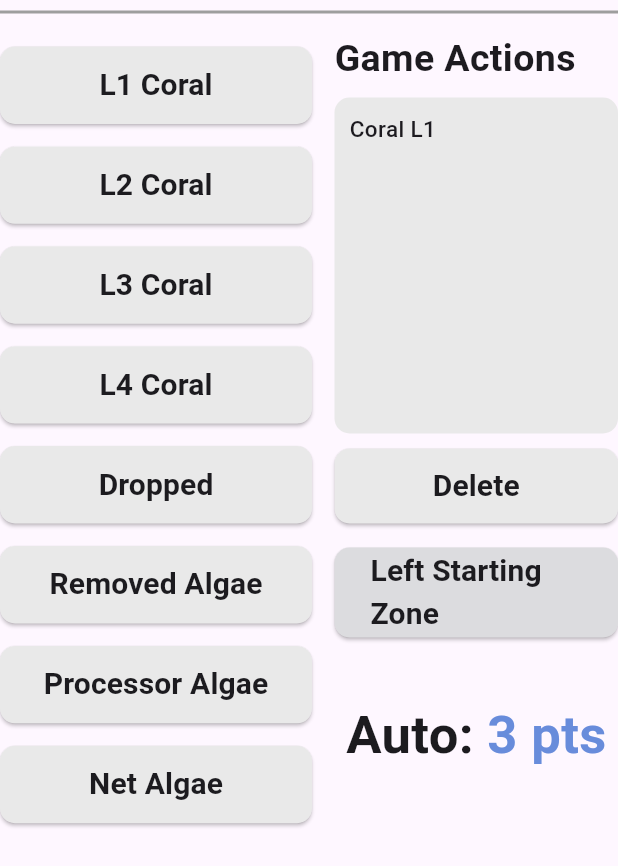
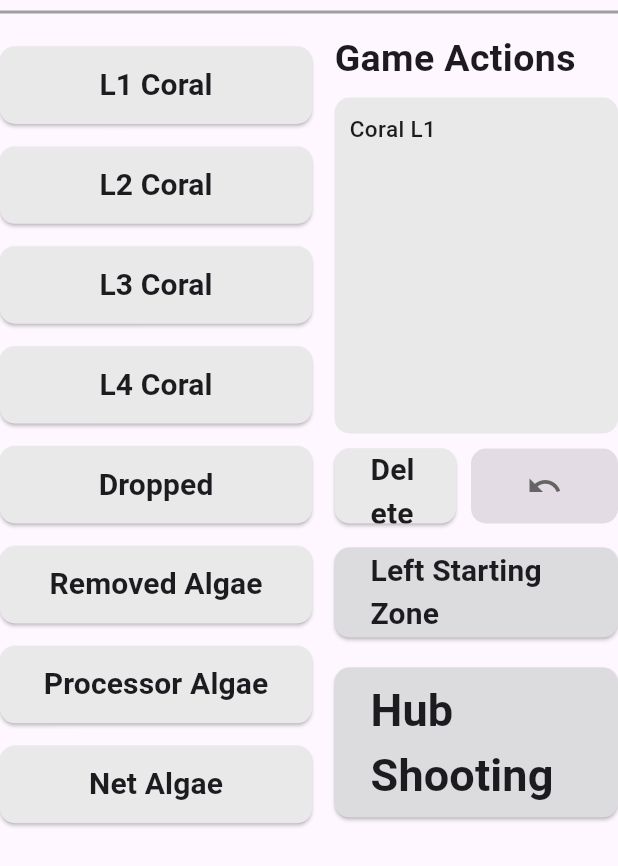
Before and after one commit to team3082/CluckScout, a Flutter app: the AutoScreen widget shown alone on an empty page, opened directly, after a tap on "L1 Coral", on a phone screen of 412 x 824 dp. Shown: the top 866 px of the screen. Run offline on Flutter 3.47's test engine with Material 3 defaults, Android fonts, the phone set to English and light mode, and no system bars; our stand-ins replace shared_preferences, sqflite; missing offline and left inert: dart:ffi; accounts and stored records are empty.

Commit message:
Added hubshooting times

```diff
--- a/lib/model/data/match_data.dart
+++ b/lib/model/data/match_data.dart
@@ -22,6 +22,9 @@ class MatchData {
   // Auto Booleans
   final bool autoLeave;
 
+  // Auto Hub Shooting
+  final double autoHubShootingTime;
+
   // Teleop Coral
   final int teleopCoralL1;
   final int teleopCoralL2;
@@ -33,6 +36,9 @@ class MatchData {
   final int teleopProcessorAlgae;
   final int teleopNetAlgae;
   final int teleopAlgaeRemoved;
+
+  // Teleop Hub Shooting
+  final double teleopHubShootingTime;
 
   // Teleop Booleans
   final EndStatus endStatus;
@@ -57,6 +63,7 @@ class MatchData {
     required this.autoProcessorAlgae,
     required this.autoAlgaeRemoved,
     required this.autoLeave,
+    required this.autoHubShootingTime,
     required this.teleopCoralL1,
     required this.teleopCoralL2,
     required this.teleopCoralL3,
@@ -65,6 +72,7 @@ class MatchData {
     required this.teleopNetAlgae,
     required this.teleopProcessorAlgae,
     required this.teleopAlgaeRemoved,
+    required this.teleopHubShootingTime,
     required this.endStatus,
     required this.disabled,
     required this.defenseRank,
@@ -91,6 +99,8 @@ class MatchData {
       'auto_algae_removed': autoAlgaeRemoved,
       // Auto Booleans
       'auto_leave': autoLeave ? 1 : 0,
+      // Auto Hub Shooting
+      'auto_hub_shooting_time': autoHubShootingTime,
       // Teleop Coral
       'teleop_coral_L1': teleopCoralL1,
       'teleop_coral_L2': teleopCoralL2,
@@ -101,6 +111,8 @@ class MatchData {
       'teleop_processor_algae': teleopProcessorAlgae,
       'teleop_net_algae': teleopNetAlgae,
       'teleop_algae_removed': teleopAlgaeRemoved,
+      // Teleop Hub Shooting
+      'teleop_hub_shooting_time': teleopHubShootingTime,
       // Teleop Booleans
       'end_none': endStatus == EndStatus.none ? 1 : 0,
       'end_park': endStatus == EndStatus.park ? 1 : 0,
@@ -134,6 +146,8 @@ class MatchData {
       autoAlgaeRemoved: map['auto_algae_removed'],
       // Auto Booleans
       autoLeave: map['auto_leave'] == 1,
+      // Auto Hub Shooting
+      autoHubShootingTime: (map['auto_hub_shooting_time'] ?? 0.0).toDouble(),
       // Teleop Coral
       teleopCoralL1: map['teleop_coral_L1'],
       teleopCoralL2: map['teleop_coral_L2'],
@@ -144,6 +158,8 @@ class MatchData {
       teleopNetAlgae: map['teleop_net_algae'],
       teleopProcessorAlgae: map['teleop_processor_algae'],
       teleopAlgaeRemoved: map['teleop_algae_removed'],
+      // Teleop Hub Shooting
+      teleopHubShootingTime: (map['teleop_hub_shooting_time'] ?? 0.0).toDouble(),
       // Teleop Booleans
       endStatus: map['end_deep'] == 1
           ? EndStatus.deepCage
--- a/lib/model/enums.dart
+++ b/lib/model/enums.dart
@@ -7,6 +7,7 @@ enum ActionType {
   processorAlgae,
   removeAlgae,
   dropped,
+  hubShooting,
 }
 
 enum EndStatus {
--- a/lib/providers/match_scouting_provider.dart
+++ b/lib/providers/match_scouting_provider.dart
@@ -1,3 +1,4 @@
+import 'dart:async';
 import 'package:flutter/material.dart';
 import 'package:cluck_scout/model/app_preferences.dart';
 import 'package:cluck_scout/model/enums.dart';
@@ -16,11 +17,13 @@ class MatchScoutingProvider extends ChangeNotifier {
 
   // Auto Actions
   List<ActionType> autoActions = List<ActionType>.empty(growable: true);
+  List<double?> autoActionTimes = List<double?>.empty(growable: true);
   bool autoLeave;
   int autoScore;
 
   // Teleop Actions
   List<ActionType> teleopActions = List<ActionType>.empty(growable: true);
+  List<double?> teleopActionTimes = List<double?>.empty(growable: true);
   int teleopScore;
   EndStatus endStatus;
 
@@ -30,6 +33,36 @@ class MatchScoutingProvider extends ChangeNotifier {
   int drivingRank;
   int defenseTeamNumber;
   String notes;
+
+  // Auto Hub Shooting Fields
+  Timer? autoTicker;
+  bool autoHubShooting = false;
+  DateTime autoLastTime = DateTime.now();
+
+  // Teleop Hub Shooting Fields
+  Timer? teleopTicker;
+  bool teleopHubShooting = false;
+  DateTime teleopLastTime = DateTime.now();
+
+  /// current auto hub shooting time to display (includes running segment)
+  double get autoDisplayedTime {
+    if (autoHubShooting) {
+      final elapsed =
+          DateTime.now().difference(autoLastTime).inMilliseconds / 1000;
+      return elapsed;
+    }
+    return 0.0;
+  }
+
+  /// current teleop hub shooting time to display (includes running segment)
+  double get teleopDisplayedTime {
+    if (teleopHubShooting) {
+      final elapsed =
+          DateTime.now().difference(teleopLastTime).inMilliseconds / 1000;
+      return elapsed;
+    }
+    return 0.0;
+  }
 
   MatchScoutingProvider({
     this.tabIndex = 0,
@@ -96,6 +129,7 @@ class MatchScoutingProvider extends ChangeNotifier {
         ActionType.processorAlgae,
       ),
       autoLeave: autoLeave,
+      autoHubShootingTime: _calculateHubShootingTime(autoActions, autoActionTimes),
       teleopCoralL1: _countOccurrences(
         teleopActions,
         ActionType.coralL1,
@@ -128,6 +162,7 @@ class MatchScoutingProvider extends ChangeNotifier {
         teleopActions,
         ActionType.removeAlgae,
       ),
+      teleopHubShootingTime: _calculateHubShootingTime(teleopActions, teleopActionTimes),
       endStatus: endStatus,
       disabled: disabled,
       defenseRank: defenseRank,
@@ -138,6 +173,16 @@ class MatchScoutingProvider extends ChangeNotifier {
 
   int _countOccurrences(List<ActionType> actions, ActionType action) {
     return actions.where((currentAction) => currentAction == action).length;
+  }
+
+  double _calculateHubShootingTime(List<ActionType> actions, List<double?> times) {
+    double total = 0;
+    for (int i = 0; i < actions.length; i++) {
+      if (actions[i] == ActionType.hubShooting && times[i] != null) {
+        total += times[i]!;
+      }
+    }
+    return total;
   }
 
   void _updateAutoScore() {
@@ -169,12 +214,22 @@ class MatchScoutingProvider extends ChangeNotifier {
     teamNumber = 0;
 
     autoActions.clear();
+    autoActionTimes.clear();
     autoLeave = false;
     autoScore = 0;
 
+    // Reset auto hub shooting
+    autoTicker?.cancel();
+    autoHubShooting = false;
+
     teleopActions.clear();
+    teleopActionTimes.clear();
     endStatus = EndStatus.none;
     teleopScore = 0;
+
+    // Reset teleop hub shooting
+    teleopTicker?.cancel();
+    teleopHubShooting = false;
 
     disabled = Disabled.None;
     defenseRank = 0;
@@ -182,14 +237,16 @@ class MatchScoutingProvider extends ChangeNotifier {
     notes = '';
   }
 
-  void addAutoAction(ActionType action) {
+  void addAutoAction(ActionType action, [double? time]) {
     autoActions.add(action);
+    autoActionTimes.add(time);
     _updateAutoScore();
     notifyListeners();
   }
 
-  void addTeleopAction(ActionType action) {
+  void addTeleopAction(ActionType action, [double? time]) {
     teleopActions.add(action);
+    teleopActionTimes.add(time);
     _updateTeleopScore();
     notifyListeners();
   }
@@ -200,6 +257,53 @@ class MatchScoutingProvider extends ChangeNotifier {
 
   String getTeleopActionString() {
     return _getActionString(teleopActions);
+  }
+
+  String getAutoActionWithHubString() {
+    List<String> items = [];
+    for (int i = 0; i < autoActions.length; i++) {
+      if (autoActions[i] == ActionType.hubShooting && autoActionTimes[i] != null) {
+        items.add("Hub Shooting: ${autoActionTimes[i]!.toStringAsFixed(1)}s");
+      } else {
+        items.add(_getActionName(autoActions[i]));
+      }
+    }
+    return items.join(', ');
+  }
+
+  String getTeleopActionWithHubString() {
+    List<String> items = [];
+    for (int i = 0; i < teleopActions.length; i++) {
+      if (teleopActions[i] == ActionType.hubShooting && teleopActionTimes[i] != null) {
+        items.add("Hub Shooting: ${teleopActionTimes[i]!.toStringAsFixed(1)}s");
+      } else {
+        items.add(_getActionName(teleopActions[i]));
+      }
+    }
+    return items.join(', ');
+  }
+
+  String _getActionName(ActionType action) {
+    switch (action) {
+      case ActionType.coralL1:
+        return "Coral L1";
+      case ActionType.coralL2:
+        return "Coral L2";
+      case ActionType.coralL3:
+        return "Coral L3";
+      case ActionType.coralL4:
+        return "Coral L4";
+      case ActionType.dropped:
+        return "Dropped";
+      case ActionType.netAlgae:
+        return "Net Algae";
+      case ActionType.processorAlgae:
+        return "Processor Algae";
+      case ActionType.removeAlgae:
+        return "Removed Algae";
+      case ActionType.hubShooting:
+        return "Hub Shooting";
+    }
   }
 
   String _getActionString(List<ActionType> actionTypes) {
@@ -222,6 +326,8 @@ class MatchScoutingProvider extends ChangeNotifier {
               return "Processor Algae";
             case ActionType.removeAlgae:
               return "Removed Algae";
+            case ActionType.hubShooting:
+              return "Hub Shooting";
           }
         })
         .toList()
@@ -237,10 +343,35 @@ class MatchScoutingProvider extends ChangeNotifier {
   void removeAutoAction() {
     if (autoActions.isNotEmpty) {
       autoActions.removeLast();
+      autoActionTimes.removeLast();
       _updateAutoScore();
       notifyListeners();
     }
   }
+
+  // Tracks deleted actions for undo
+  List<ActionType> _deletedAutoActions = [];
+  List<double?> _deletedAutoActionTimes = [];
+
+  void removeLastAutoItem() {
+    if (autoActions.isNotEmpty) {
+      _deletedAutoActions.add(autoActions.removeLast());
+      _deletedAutoActionTimes.add(autoActionTimes.removeLast());
+      _updateAutoScore();
+      notifyListeners();
+    }
+  }
+
+  void undoLastAutoDelete() {
+    if (_deletedAutoActions.isNotEmpty) {
+      autoActions.add(_deletedAutoActions.removeLast());
+      autoActionTimes.add(_deletedAutoActionTimes.removeLast());
+      _updateAutoScore();
+      notifyListeners();
+    }
+  }
+
+  bool get hasAutoDeletedItems => _deletedAutoActions.isNotEmpty;
 
   void setAutoLeave(bool bool) {
     autoLeave = bool;
@@ -308,10 +439,35 @@ class MatchScoutingProvider extends ChangeNotifier {
   void removeTeleopAction() {
     if (teleopActions.isNotEmpty) {
       teleopActions.removeLast();
+      teleopActionTimes.removeLast();
       _updateTeleopScore();
       notifyListeners();
     }
   }
+
+  // Tracks deleted actions for undo
+  List<ActionType> _deletedTeleopActions = [];
+  List<double?> _deletedTeleopActionTimes = [];
+
+  void removeLastTeleopItem() {
+    if (teleopActions.isNotEmpty) {
+      _deletedTeleopActions.add(teleopActions.removeLast());
+      _deletedTeleopActionTimes.add(teleopActionTimes.removeLast());
+      _updateTeleopScore();
+      notifyListeners();
+    }
+  }
+
+  void undoLastTeleopDelete() {
+    if (_deletedTeleopActions.isNotEmpty) {
+      teleopActions.add(_deletedTeleopActions.removeLast());
+      teleopActionTimes.add(_deletedTeleopActionTimes.removeLast());
+      _updateTeleopScore();
+      notifyListeners();
+    }
+  }
+
+  bool get hasTeleopDeletedItems => _deletedTeleopActions.isNotEmpty;
 
   void setEndStatus(EndStatus endStatus) {
     this.endStatus = endStatus;
@@ -337,4 +493,55 @@ class MatchScoutingProvider extends ChangeNotifier {
     drivingRank = value;
     notifyListeners();
   }
+
+  @override
+  void dispose() {
+    autoTicker?.cancel();
+    teleopTicker?.cancel();
+    super.dispose();
+  }
+
+  // Auto Hub Shooting Controls
+  void toggleAutoHubShooting() {
+    if (autoHubShooting) {
+      // stopping - add the hub shooting action with elapsed time
+      autoHubShooting = false;
+      autoTicker?.cancel();
+      final elapsedTime = DateTime.now().difference(autoLastTime);
+      final sessionTime = elapsedTime.inMilliseconds / 1000;
+      addAutoAction(ActionType.hubShooting, sessionTime);
+      _deletedAutoActions.clear(); // Clear undo when completing a new session
+      _deletedAutoActionTimes.clear();
+    } else {
+      // starting
+      autoHubShooting = true;
+      autoLastTime = DateTime.now();
+      autoTicker = Timer.periodic(const Duration(milliseconds: 100), (_) {
+        notifyListeners();
+      });
+    }
+    notifyListeners();
+  }
+
+  // Teleop Hub Shooting Controls
+  void toggleTeleopHubShooting() {
+    if (teleopHubShooting) {
+      // stopping - add the hub shooting action with elapsed time
+      teleopHubShooting = false;
+      teleopTicker?.cancel();
+      final elapsedTime = DateTime.now().difference(teleopLastTime);
+      final sessionTime = elapsedTime.inMilliseconds / 1000;
+      addTeleopAction(ActionType.hubShooting, sessionTime);
+      _deletedTeleopActions.clear(); // Clear undo when completing a new session
+      _deletedTeleopActionTimes.clear();
+    } else {
+      // starting
+      teleopHubShooting = true;
+      teleopLastTime = DateTime.now();
+      teleopTicker = Timer.periodic(const Duration(milliseconds: 100), (_) {
+        notifyListeners();
+      });
+    }
+    notifyListeners();
+  }
 }
--- a/lib/screens/scouting_screen/match_screen/screens/auto_screen.dart
+++ b/lib/screens/scouting_screen/match_screen/screens/auto_screen.dart
@@ -32,21 +32,24 @@ class AutoScreen extends StatelessWidget {
               ],
             ),
             const SizedBox(width: 15),
+
             Expanded(
               child: Column(
                 crossAxisAlignment: CrossAxisAlignment.start,
                 children: [
                   GameActionWindow(
                     getScoreString: (provider) =>
-                        provider.getAutoActionString(),
-                    deleteFunction: (provider) => provider.removeAutoAction(),
+                        provider.getAutoActionWithHubString(),
+                    deleteFunction: (provider) => provider.removeLastAutoItem(),
+                    undoFunction: (provider) => provider.undoLastAutoDelete(),
+                    hasUndoItems: (provider) => provider.hasAutoDeletedItems,
                     actionWindowWidth: double.infinity,
                     actionWindowHeight: 224,
                   ),
                   const SizedBox(height: 16),
                   const AutoLeaveButton(),
-                  const SizedBox(height: 40),
-                  const AutoPointsDisplay(),
+                  const SizedBox(height: 20),
+                  TimerButton(),
                 ],
               ),
             )
@@ -57,33 +60,45 @@ class AutoScreen extends StatelessWidget {
   }
 }
 
-class AutoPointsDisplay extends StatelessWidget {
-  const AutoPointsDisplay({super.key});
+class TimerButton extends StatelessWidget {
+  const TimerButton({super.key});
 
   @override
   Widget build(BuildContext context) {
-    return Selector<MatchScoutingProvider, int>(
-      selector: (_, provider) => provider.autoScore,
-      builder: (_, points, __) {
-        return Row(
-          crossAxisAlignment: CrossAxisAlignment.center,
-          mainAxisAlignment: MainAxisAlignment.center,
-          children: [
-            const Text(
-              "Auto: ",
-              style: TextStyle(
-                  fontSize: 35,
-                  fontWeight: FontWeight.bold,
-                  color: Color.fromRGBO(28, 27, 31, 1)),
+    return Selector<MatchScoutingProvider, bool>(
+      selector: (_, provider) => provider.autoHubShooting,
+      builder: (context, isRunning, __) {
+        final provider = Provider.of<MatchScoutingProvider>(context, listen: false);
+        return Center(
+          child: ElevatedButton(
+            style: ElevatedButton.styleFrom(
+              backgroundColor: isRunning
+                  ? const Color.fromRGBO(50, 50, 124, 1)
+                  : const Color.fromARGB(255, 220, 220, 223),
+              shape: RoundedRectangleBorder(
+                borderRadius: BorderRadius.circular(10),
+              ),
             ),
-            Text(
-              "$points pts",
-              style: const TextStyle(
-                  fontSize: 35,
-                  fontWeight: FontWeight.bold,
-                  color: Color.fromRGBO(104, 140, 219, 1)),
+            onPressed: () {
+              provider.toggleAutoHubShooting();
+            },
+            child: SizedBox(
+              height: 100,
+              width: double.infinity,
+              child: Center(
+                child: Text(
+                  isRunning ? "Hub Shooting" : "Hub Shooting",
+                  style: TextStyle(
+                    fontSize: 30,
+                    fontWeight: FontWeight.bold,
+                    color: isRunning
+                        ? const Color.fromRGBO(233, 233, 233, 1)
+                        : const Color.fromRGBO(28, 27, 31, 1),
+                  ),
+                ),
+              ),
             ),
-          ],
+          ),
         );
       },
     );
--- a/lib/screens/scouting_screen/match_screen/widgets/game_action_window.dart
+++ b/lib/screens/scouting_screen/match_screen/widgets/game_action_window.dart
@@ -5,12 +5,16 @@ import 'package:cluck_scout/providers/match_scouting_provider.dart';
 class GameActionWindow extends StatelessWidget {
   final String Function(MatchScoutingProvider) getScoreString;
   final void Function(MatchScoutingProvider) deleteFunction;
+  final void Function(MatchScoutingProvider)? undoFunction;
+  final bool Function(MatchScoutingProvider)? hasUndoItems;
   final double actionWindowWidth;
   final double actionWindowHeight;
 
   const GameActionWindow({
     required this.getScoreString,
     required this.deleteFunction,
+    this.undoFunction,
+    this.hasUndoItems,
     required this.actionWindowWidth,
     required this.actionWindowHeight,
     super.key,
@@ -52,7 +56,9 @@ class GameActionWindow extends StatelessWidget {
           ),
         ),
         const SizedBox(height: 10),
-        Center(
+        Row(
+          children: [
+            Expanded(
               child: ElevatedButton(
                 style: ElevatedButton.styleFrom(
                   overlayColor: const Color.fromRGBO(50, 50, 124, 1),
@@ -65,7 +71,6 @@ class GameActionWindow extends StatelessWidget {
                     deleteFunction(context.read<MatchScoutingProvider>()),
                 child: const SizedBox(
                   height: 50,
-              width: double.infinity,
                   child: Center(
                     child: Text(
                       "Delete",
@@ -79,6 +84,43 @@ class GameActionWindow extends StatelessWidget {
                 ),
               ),
             ),
+            if (undoFunction != null && hasUndoItems != null) ...[
+              const SizedBox(width: 10),
+              Selector<MatchScoutingProvider, bool>(
+                selector: (context, provider) => hasUndoItems!(provider),
+                builder: (context, canUndo, __) {
+                  return ElevatedButton(
+                    style: ElevatedButton.styleFrom(
+                      overlayColor: const Color.fromRGBO(50, 50, 124, 1),
+                      backgroundColor: canUndo
+                          ? const Color.fromRGBO(233, 233, 233, 1)
+                          : const Color.fromARGB(255, 180, 180, 180),
+                      shape: RoundedRectangleBorder(
+                        borderRadius: BorderRadius.circular(10),
+                      ),
+                    ),
+                    onPressed: canUndo
+                        ? () => undoFunction!(context.read<MatchScoutingProvider>())
+                        : null,
+                    child: SizedBox(
+                      height: 50,
+                      width: 50,
+                      child: Center(
+                        child: Icon(
+                          Icons.undo,
+                          size: 24,
+                          color: canUndo
+                              ? const Color.fromRGBO(28, 27, 31, 1)
+                              : const Color.fromRGBO(100, 100, 100, 1),
+                        ),
+                      ),
+                    ),
+                  );
+                },
+              ),
+            ],
+          ],
+        ),
       ],
     );
   }
--- a/lib/services/database_service.dart
+++ b/lib/services/database_service.dart
@@ -45,6 +45,7 @@ class DatabaseService {
               auto_processor_algae INTEGER,
               auto_algae_removed INTEGER,
               auto_leave INTEGER,
+              auto_hub_shooting_time REAL,
               teleop_coral_L1 INTEGER,
               teleop_coral_L2 INTEGER,
               teleop_coral_L3 INTEGER,
@@ -53,6 +54,7 @@ class DatabaseService {
               teleop_processor_algae INTEGER,
               teleop_net_algae INTEGER,
               teleop_algae_removed INTEGER,
+              teleop_hub_shooting_time REAL,
               end_none INTEGER,
               end_park INTEGER,
               end_shallow INTEGER,
```
Also changed, not shown: lib/screens/scouting_screen/match_screen/screens/teleop_screen.dart (+51 -2 lines). Lines whose indentation alone changed are shown as unchanged.
